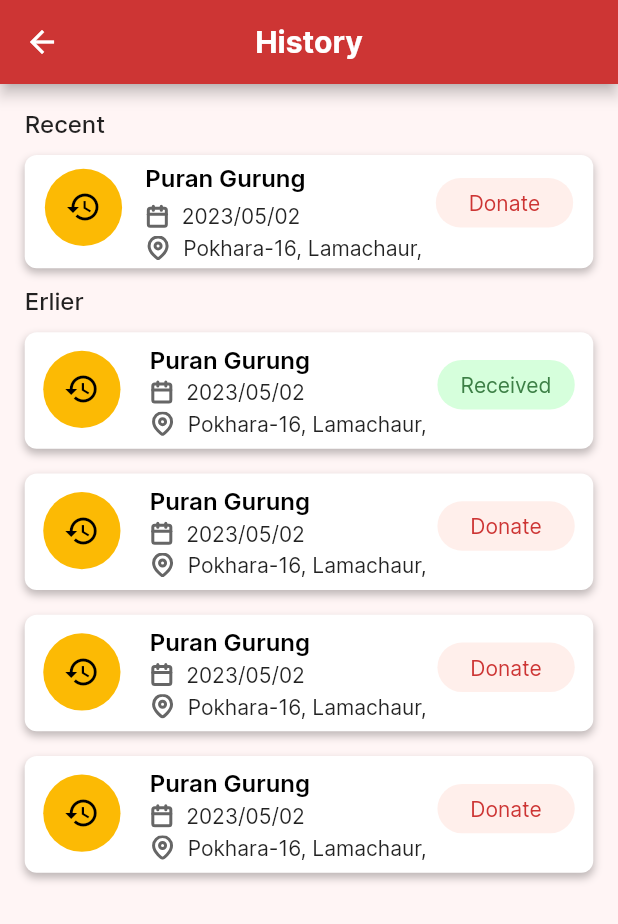
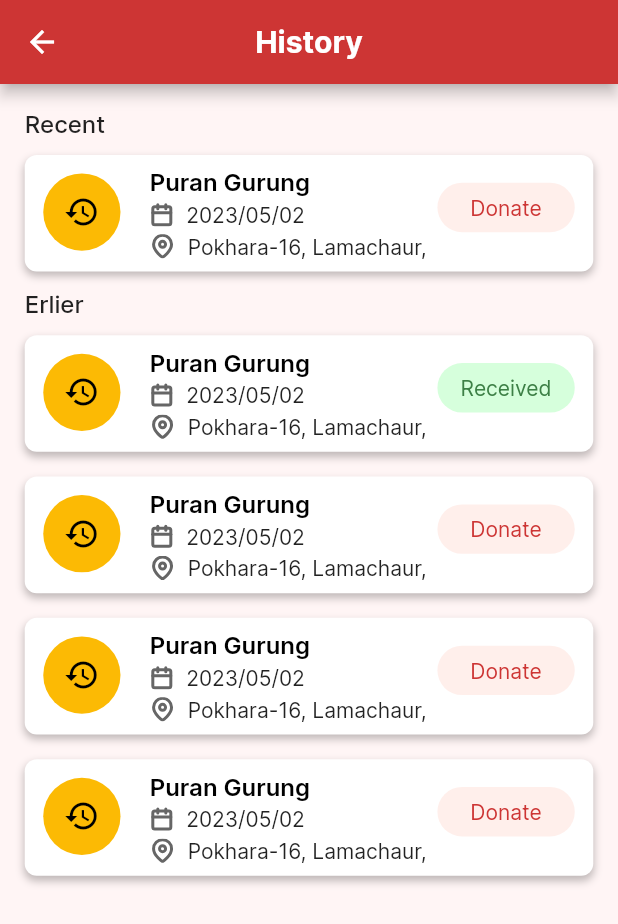
Before and after one commit to Jigarchovatiya/blood_donation_app, a Flutter app: the HistoryScreen screen opened by its route, on a phone screen of 412 x 824 dp. Shown: the top 924 px of the screen. Run offline on Flutter 3.47's test engine with Material 2 defaults, Android fonts, the phone set to English and light mode, and no system bars; our stand-ins replace cloud_firestore, firebase_auth, firebase_core, firebase_storage, flutter_svg, google_sign_in and 4 more; accounts and stored records are empty; network calls fail.

Commit message:
04-07-2023

```diff
--- /dev/null
+++ b/lib/data/model/history_model.dart
@@ -0,0 +1,29 @@
+import 'package:blood_donation_app/res/constants/app_strings.dart';
+import 'package:flutter/material.dart';
+
+List<Map<String, Widget>> historyList = [
+  {
+    "title": const Text(AppStrings.donorOne),
+    "date": const Text(AppStrings.campaignDate),
+    "map": const Text(AppStrings.map),
+    "label": const Text(AppStrings.donate),
+  },
+  {
+    "title": const Text(AppStrings.donorOne),
+    "date": const Text(AppStrings.campaignDate),
+    "map": const Text(AppStrings.map),
+    "label": const Text(AppStrings.donate),
+  },
+  {
+    "title": const Text(AppStrings.donorOne),
+    "date": const Text(AppStrings.campaignDate),
+    "map": const Text(AppStrings.map),
+    "label": const Text(AppStrings.donate),
+  },
+  {
+    "title": const Text(AppStrings.donorOne),
+    "date": const Text(AppStrings.campaignDate),
+    "map": const Text(AppStrings.map),
+    "label": const Text(AppStrings.donate),
+  },
+];
--- a/lib/view/bottom_bar/history/history_screen.dart
+++ b/lib/view/bottom_bar/history/history_screen.dart
@@ -3,6 +3,7 @@ import 'package:blood_donation_app/res/constants/app_assets.dart';
 import 'package:flutter/material.dart';
 import 'package:flutter_svg/flutter_svg.dart';
 
+import '../../../data/model/history_model.dart';
 import '../../../res/constants/app_colors.dart';
 import '../../../res/constants/app_strings.dart';
 
@@ -42,13 +43,13 @@ class _HistoryScreenState extends State<HistoryScreen> {
                 ),
               ),
               SizedBox(height: height / 70),
-              ListView.builder(
+              ListView.separated(
+                separatorBuilder: (context, index) => SizedBox(height: height / 50),
                 shrinkWrap: true,
                 physics: const NeverScrollableScrollPhysics(),
                 itemCount: 1,
                 itemBuilder: (context, index) {
                   return Container(
-                    // margin: EdgeInsets.all(10),
                     decoration: BoxDecoration(
                       color: AppColors.white,
                       boxShadow: const [
@@ -61,7 +62,7 @@ class _HistoryScreenState extends State<HistoryScreen> {
                       borderRadius: BorderRadius.circular(8),
                     ),
                     child: Padding(
-                      padding: EdgeInsets.symmetric(horizontal: height / 100, vertical: width / 80),
+                      padding: EdgeInsets.symmetric(vertical: height / 100, horizontal: width / 80),
                       child: Row(
                         mainAxisAlignment: MainAxisAlignment.spaceEvenly,
                         crossAxisAlignment: CrossAxisAlignment.start,
@@ -90,7 +91,7 @@ class _HistoryScreenState extends State<HistoryScreen> {
                                   fontWeight: FontWeight.w600,
                                 ),
                               ),
-                              SizedBox(height: height / 100),
+                              SizedBox(height: height / 200),
                               Row(
                                 children: [
                                   SvgPicture.asset(AppAssets.calenderGray),
@@ -103,7 +104,7 @@ class _HistoryScreenState extends State<HistoryScreen> {
                                 children: [
                                   SvgPicture.asset(AppAssets.mapGray),
                                   SizedBox(width: width / 50),
-                                  const Text("Pokhara-16, Lamachaur, "),
+                                  const Text("Pokhara-16, Lamachaur,"),
                                 ],
                               ),
                             ],
@@ -152,7 +153,7 @@ class _HistoryScreenState extends State<HistoryScreen> {
                 separatorBuilder: (context, index) => SizedBox(height: height / 50),
                 shrinkWrap: true,
                 physics: const NeverScrollableScrollPhysics(),
-                itemCount: 4,
+                itemCount: historyList.length,
                 itemBuilder: (context, index) {
                   return Container(
                     decoration: BoxDecoration(
--- a/lib/view/bottom_bar/profile/profile_screen.dart
+++ b/lib/view/bottom_bar/profile/profile_screen.dart
@@ -179,11 +179,11 @@ class _ProfileScreenState extends State<ProfileScreen> {
                           backgroundColor: AppColors.transparent,
                           // barrierColor: Colors.transparent,
                           builder: (context) => Container(
-                            height: 150,
+                            height: height(context) / 5,
                             width: double.infinity,
                             clipBehavior: Clip.antiAlias,
                             decoration: BoxDecoration(
-                                color: AppColors.materialColor,
+                                color: AppColors.materialColor.withOpacity(0.9),
                                 borderRadius: const BorderRadius.only(
                                   topLeft: Radius.circular(15),
                                   topRight: Radius.circular(15),
@@ -299,7 +299,7 @@ class _ProfileScreenState extends State<ProfileScreen> {
               ),
               SizedBox(height: height(context) / 50),
               SizedBox(
-                height: height(context) / 24,
+                height: height(context) / 21,
                 child: const Row(
                   mainAxisAlignment: MainAxisAlignment.center,
                   children: [
```
Also changed, not shown: lib/view/entry_point/create_account_one.dart (+17 -1 lines), lib/res/constants/constant.dart (added).
